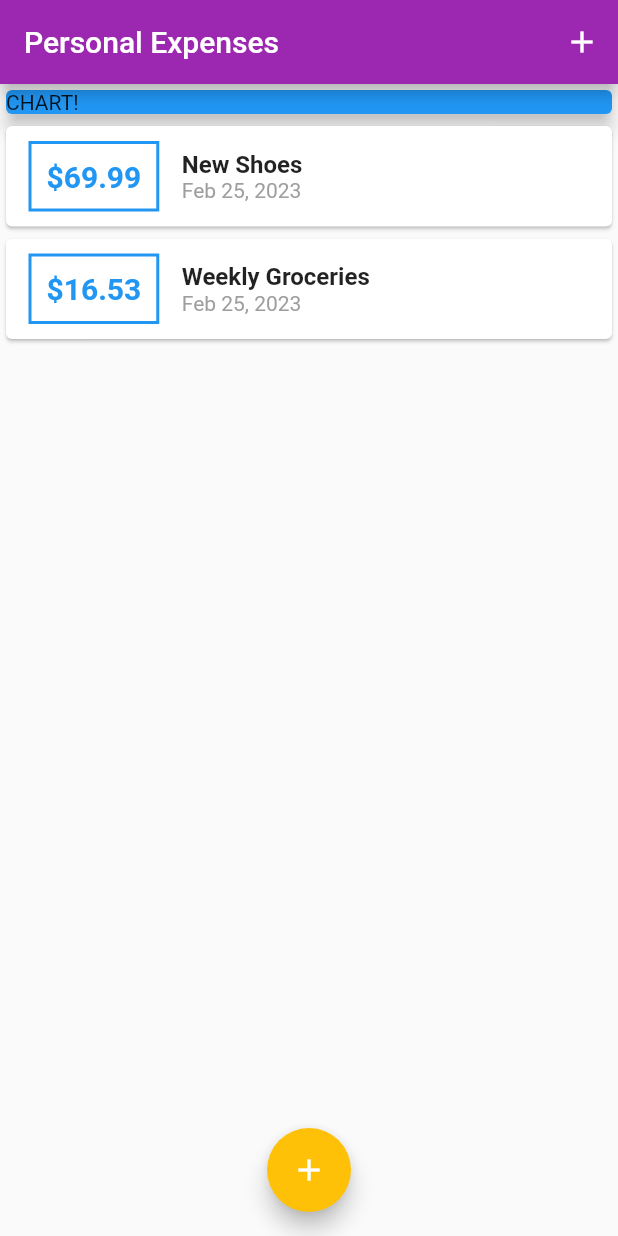
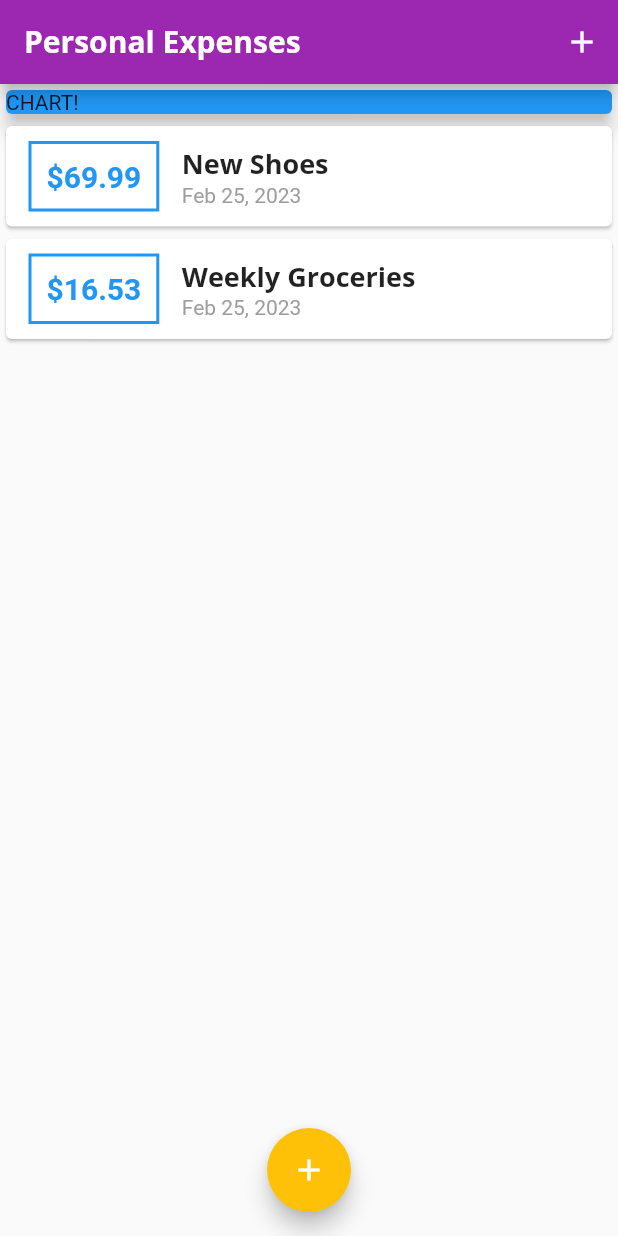
Before and after one commit to Checkmate2412/Personal_Expenses_Application, a Flutter app: the screen it shows after launch, on a phone screen of 412 x 824 dp. Run offline on Flutter 3.47's test engine with Material 2 defaults, Android fonts, the phone set to English and light mode, and no system bars.

Commit message:
98. Updated Text Theme Properties

```diff
--- a/lib/main.dart
+++ b/lib/main.dart
@@ -14,6 +14,21 @@ class MyApp extends StatelessWidget {
       theme: ThemeData(
         colorScheme: ColorScheme.fromSwatch(primarySwatch: Colors.purple)
             .copyWith(secondary: Colors.amber),
+        fontFamily: 'Quicksand',
+        textTheme: ThemeData.light().textTheme.copyWith(
+              titleLarge: TextStyle(
+                fontFamily: 'OpenSans',
+                fontSize: 18,
+                fontWeight: FontWeight.bold,
+              ),
+            ),
+        appBarTheme: AppBarTheme(
+          titleTextStyle: TextStyle(
+            fontFamily: 'OpenSans',
+            fontSize: 20,
+            fontWeight: FontWeight.bold,
+          ),
+        ),
       ),
       home: MyHomePage(),
     );
--- a/lib/widgets/transaction_list.dart
+++ b/lib/widgets/transaction_list.dart
@@ -43,10 +43,7 @@ class TransanctionList extends StatelessWidget {
                   children: <Widget>[
                     Text(
                       transactions[index].title as String,
-                      style: TextStyle(
-                        fontSize: 16,
-                        fontWeight: FontWeight.bold,
-                      ),
+                      style: Theme.of(context).textTheme.titleLarge,
                     ),
                     Text(
                       DateFormat.yMMMd()
```
Also changed, not shown: pubspec.yaml (+11 -6 lines), assets/fonts/OpenSans-Bold.ttf (added), assets/fonts/OpenSans-Regular.ttf (added), assets/fonts/Quicksand-Bold.ttf (added), assets/fonts/Quicksand-Light.ttf (added), assets/fonts/Quicksand-Medium.ttf (added), assets/fonts/Quicksand-Regular.ttf (added).
